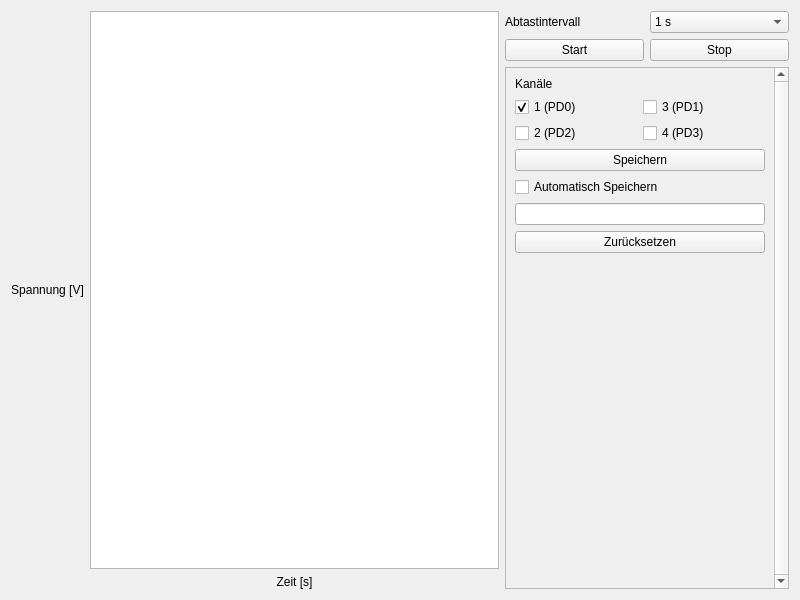
The window that lenlab/gui/loggerform.ui (kalanzun/red_lenlab) describes before a commit, drawn with Qt 5.
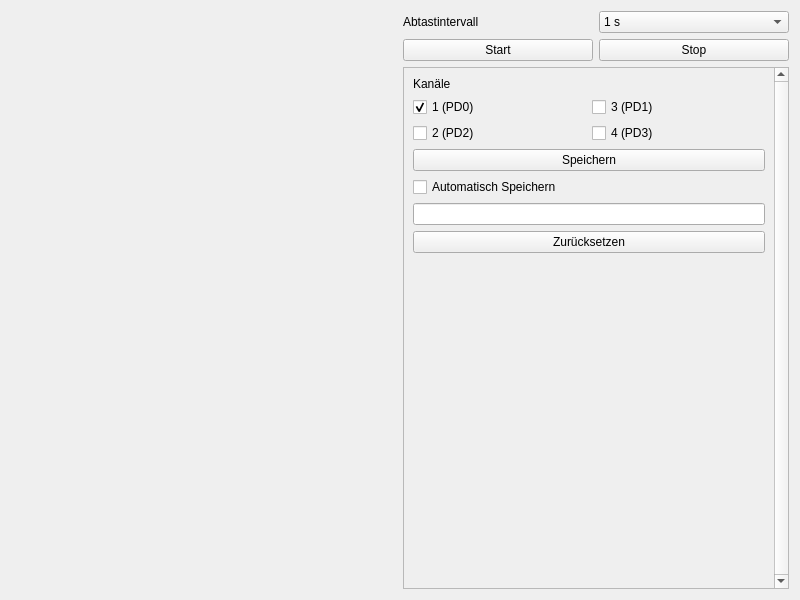
The same window after the commit. Custom widgets are drawn as their Qt base class.

Commit message: chart printing

What changed in the file:
```diff
--- a/lenlab/gui/loggerform.ui
+++ b/lenlab/gui/loggerform.ui
@@ -21,31 +21,7 @@
   </property>
   <layout class="QHBoxLayout" name="horizontalLayout_0">
    <item>
-    <layout class="QGridLayout" name="gridLayout_2">
-     <item row="2" column="1">
-      <widget class="QChartView" name="plot"/>
-     </item>
-     <item row="3" column="1">
-      <widget class="QLabel" name="label_3">
-       <property name="text">
-        <string>Zeit [s]</string>
-       </property>
-       <property name="alignment">
-        <set>Qt::AlignCenter</set>
-       </property>
-      </widget>
-     </item>
-     <item row="2" column="0">
-      <widget class="VerticalLabel" name="label_4">
-       <property name="text">
-        <string>Spannung [V]</string>
-       </property>
-       <property name="alignment">
-        <set>Qt::AlignCenter</set>
-       </property>
-      </widget>
-     </item>
-    </layout>
+    <widget class="LabChart" name="labChart" native="true"/>
    </item>
    <item>
     <layout class="QVBoxLayout" name="verticalLayout_0">
@@ -137,7 +113,7 @@
          <rect>
           <x>0</x>
           <y>0</y>
-          <width>268</width>
+          <width>370</width>
           <height>508</height>
          </rect>
         </property>
@@ -247,14 +223,10 @@
  </widget>
  <customwidgets>
   <customwidget>
-   <class>QChartView</class>
-   <extends>QGraphicsView</extends>
-   <header>QtCharts</header>
-  </customwidget>
-  <customwidget>
-   <class>VerticalLabel</class>
-   <extends>QLabel</extends>
-   <header>verticallabel.h</header>
+   <class>LabChart</class>
+   <extends>QWidget</extends>
+   <header>labchart.h</header>
+   <container>1</container>
   </customwidget>
  </customwidgets>
  <resources/>
```
The commit also changes 16 other files.
